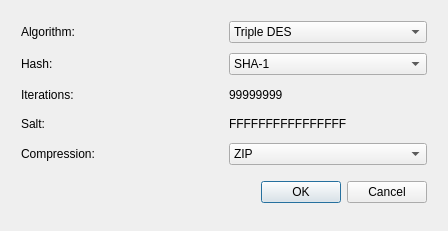
Before: the Qt Designer form qt_ui/file_properties_dialog.ui in evpo/EncryptPad, drawn with Qt 5.
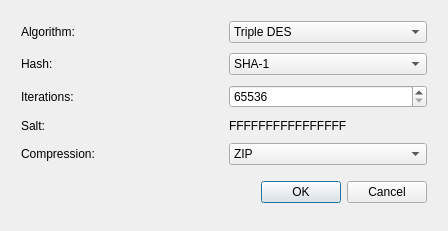
After: the same form once the commit is applied.

Commit message: Editable iterations in preferences and file properties

```diff
--- a/qt_ui/file_properties_dialog.ui
+++ b/qt_ui/file_properties_dialog.ui
@@ -114,16 +114,6 @@
        </item>
       </widget>
      </item>
-     <item row="2" column="1">
-      <widget class="QLabel" name="uiIterations">
-       <property name="text">
-        <string>99999999</string>
-       </property>
-       <property name="textFormat">
-        <enum>Qt::PlainText</enum>
-       </property>
-      </widget>
-     </item>
      <item row="1" column="1">
       <widget class="QComboBox" name="uiHashAlgo">
        <item>
@@ -187,6 +177,19 @@
        </property>
       </widget>
      </item>
+     <item row="2" column="1">
+      <widget class="QSpinBox" name="uiIterations">
+       <property name="minimum">
+        <number>65536</number>
+       </property>
+       <property name="maximum">
+        <number>65011712</number>
+       </property>
+       <property name="singleStep">
+        <number>300000</number>
+       </property>
+      </widget>
+     </item>
     </layout>
    </item>
   </layout>
```
Left out of the diff: 18 changed lines with no effect on the pictures. The commit also changes 5 other files.
